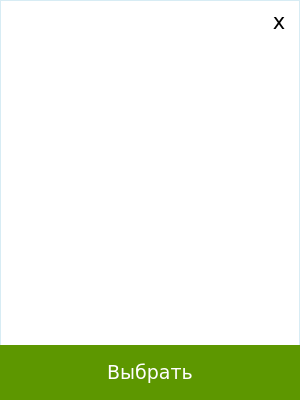
TarkvinAktus/python-standalone-vk-msg-sender-, file selectLists.ui: the form before one commit.
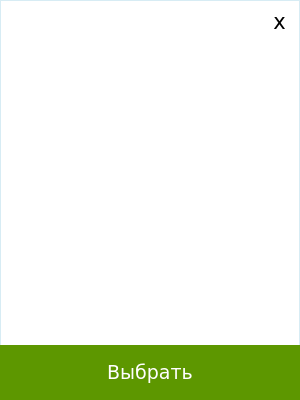
The form after the commit.

```diff
--- a/selectLists.ui
+++ b/selectLists.ui
@@ -350,9 +350,9 @@
   <widget class="QPushButton" name="closeButton">
    <property name="geometry">
     <rect>
-     <x>259</x>
+     <x>260</x>
      <y>1</y>
-     <width>40</width>
+     <width>39</width>
      <height>40</height>
     </rect>
    </property>
```
